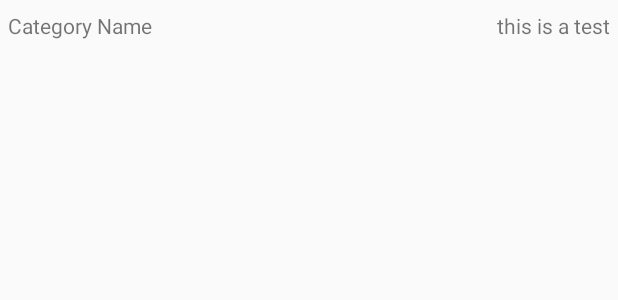
After one commit to byteShaft/lisence-service, an Android app: the layout layout_result_delegate.xml on its own in the app's theme, with its tools: preview values and no code run, on a phone screen of 412 x 824 dp. The commit adds this screen. Shown: the top 300 px of the screen. Run offline under Robolectric (Android 15) with nearby library versions, the phone set to English and light mode, and no system bars.

Commit message:
bug fixes

```diff
--- /dev/null
+++ b/app/src/main/res/layout/layout_result_delegate.xml
@@ -0,0 +1,28 @@
+<?xml version="1.0" encoding="utf-8"?>
+<RelativeLayout xmlns:android="http://schemas.android.com/apk/res/android"
+    android:layout_width="match_parent"
+    android:layout_height="match_parent">
+
+    <TextView
+        android:id="@+id/category_name"
+        android:text="Category Name"
+        android:padding="5dp"
+        android:layout_marginTop="2dp"
+        android:layout_width="wrap_content"
+        android:layout_height="wrap_content"
+        android:layout_alignParentTop="true"
+        android:layout_alignParentLeft="true"
+        android:layout_alignParentStart="true" />
+
+    <TextView
+        android:id="@+id/questions_result"
+        android:text="this is a test"
+        android:padding="5dp"
+        android:layout_marginTop="2dp"
+        android:layout_width="wrap_content"
+        android:layout_height="wrap_content"
+        android:layout_alignParentTop="true"
+        android:layout_alignParentRight="true"
+        android:layout_alignParentEnd="true" />
+
+</RelativeLayout>
--- a/app/src/main/res/layout/layout_try_again.xml
+++ b/app/src/main/res/layout/layout_try_again.xml
@@ -3,4 +3,10 @@
     android:layout_width="match_parent"
     android:layout_height="match_parent">
 
+    <Button
+        android:id="@+id/try_again"
+        android:text="Try Again"
+        android:layout_width="wrap_content"
+        android:layout_height="wrap_content" />
+
 </RelativeLayout>
```
Also changed, not shown: app/src/main/java/com/byteshaft/licenseservice/ResultActivity.java (+63 -2 lines), app/src/main/java/com/byteshaft/licenseservice/StartTestActivity.java (+14 -1 lines), app/src/main/java/com/byteshaft/licenseservice/TryAgain.java (+16 -1 lines), app/src/main/res/layout/layout_result_activity.xml (+14 -0 lines).
